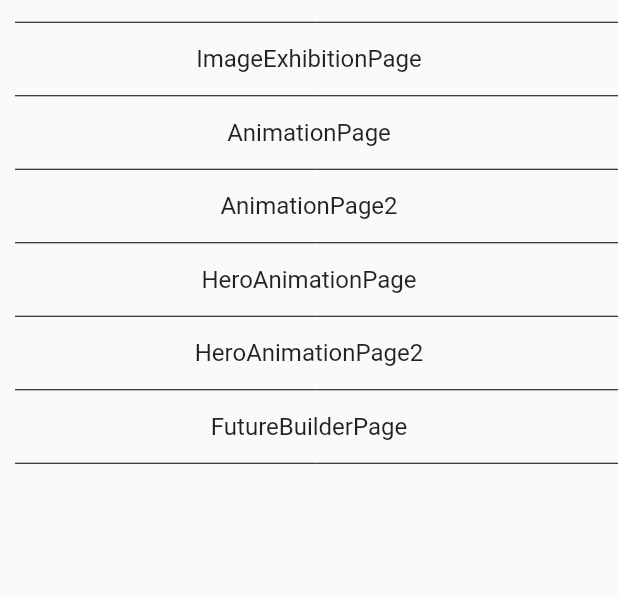
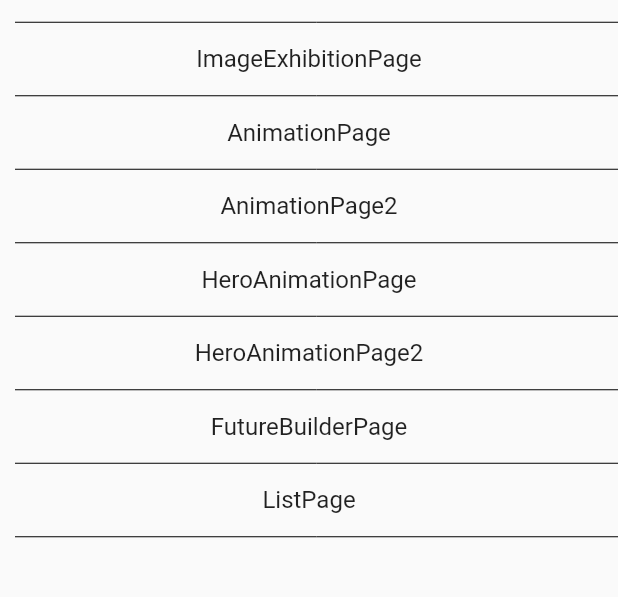
Before and after one commit to Wuyou1998/flutter_ui_demo, a Flutter app: the screen it shows after launch, on a phone screen of 412 x 824 dp, the part 502-1099 px from its top. Run offline on Flutter 3.47's test engine with Material 2 defaults, Android fonts, the phone set to English and light mode, and no system bars; our stand-ins replace cached_network_image, image_picker, toast, transparent_image.

Commit message:
listView水平 竖直滚动、GridView、ExpansionTile、上拉刷新下拉加载的使用

```diff
--- a/lib/data/data.dart
+++ b/lib/data/data.dart
@@ -12,7 +12,8 @@ List<String> mainList = [
   'AnimationPage2',
   'HeroAnimationPage',
   'HeroAnimationPage2',
-  'FutureBuilderPage'
+  'FutureBuilderPage',
+  'ListPage'
 
 ];
 
--- a/lib/gesturePage.dart
+++ b/lib/gesturePage.dart
@@ -67,7 +67,7 @@ class _GesturePageState extends State<GesturePage> {
 
   _printMsg(String s) {
     setState(() {
-      _printString += ' ,$s';
+      _printString += ' $s,';
     });
   }
 
--- a/lib/main.dart
+++ b/lib/main.dart
@@ -12,6 +12,7 @@ import 'heroAnimatiomPage.dart';
 import 'imageExhibitionPage.dart';
 import 'launchPage.dart';
 import 'layout_page.dart';
+import 'list_page.dart';
 import 'photoAppDemo.dart';
 
 void main() => runApp(MyApp());
@@ -38,6 +39,7 @@ class MyApp extends StatelessWidget {
         'HeroAnimationPage':(context)=>HeroAnimationPage(),
         'HeroAnimationPage2':(context)=>HeroAnimationPage2(),
         'FutureBuilderPage':(context)=>HttpPage(),
+        'ListPage':(context)=>ListPage(),
       },
     );
   }
@@ -132,6 +134,9 @@ class MyList extends StatelessWidget {
       case 11:
         Navigator.pushNamed(context, 'FutureBuilderPage');
         break;
+      case 12:
+        Navigator.pushNamed(context, 'ListPage');
+        break;
     }
   }
 }
```
